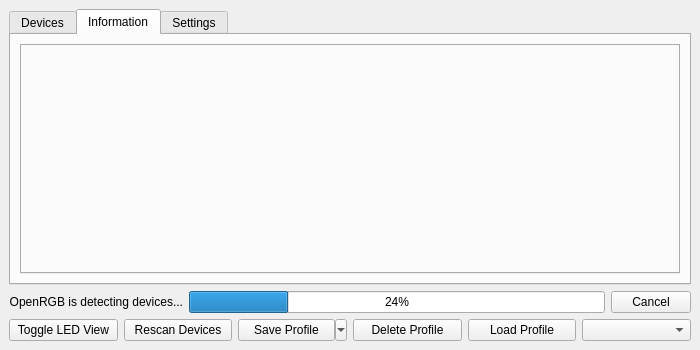
Old version of the form qt/OpenRGBDialog2.ui in the repository Charading/OpenRGB.
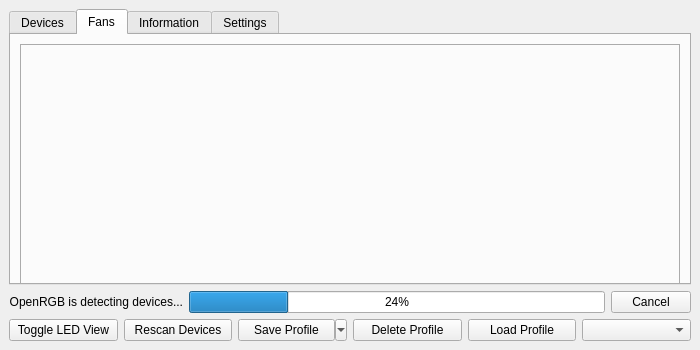
New version of the form. The open tabs and pages were chosen to show the change.

What changed in the file:
```diff
--- a/qt/OpenRGBDialog2.ui
+++ b/qt/OpenRGBDialog2.ui
@@ -43,6 +43,27 @@
         </item>
        </layout>
       </widget>
+      <widget class="QWidget" name="TabFans">
+       <attribute name="title">
+        <string>Fans</string>
+       </attribute>
+       <widget class="QTabWidget" name="FanTabBar">
+        <property name="geometry">
+         <rect>
+          <x>9</x>
+          <y>9</y>
+          <width>660</width>
+          <height>248</height>
+         </rect>
+        </property>
+        <property name="tabPosition">
+         <enum>QTabWidget::West</enum>
+        </property>
+        <property name="currentIndex">
+         <number>-1</number>
+        </property>
+       </widget>
+      </widget>
       <widget class="QWidget" name="TabInformation">
        <attribute name="title">
         <string>Information</string>
```
Left out of the diff: 2 changed lines with no effect on the pictures.
